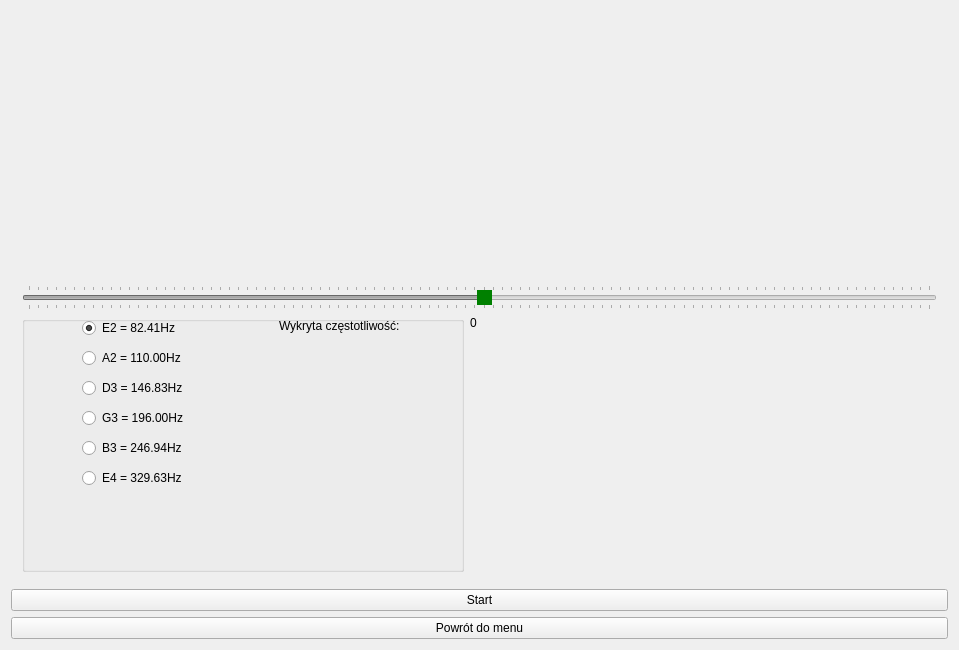
This is mainwindow.ui in december0123/dzwiekspert as Qt 5 draws it before an edit. The edited form follows.
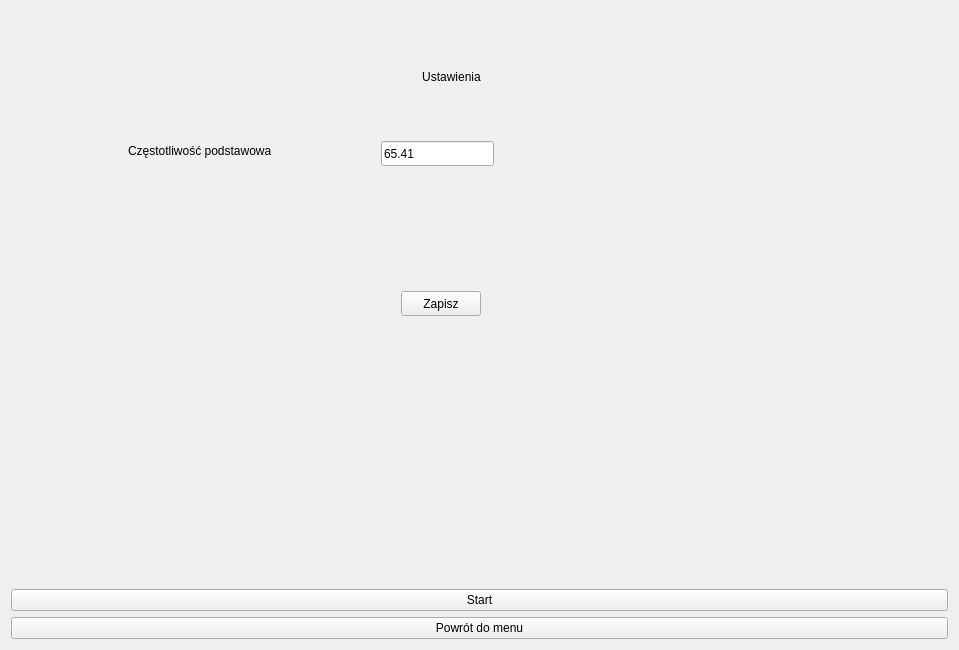
This is the edited form.

Diff of the .ui file:
```diff
--- a/mainwindow.ui
+++ b/mainwindow.ui
@@ -100,6 +100,66 @@
         </item>
        </layout>
       </widget>
+      <widget class="QWidget" name="page">
+       <widget class="QLabel" name="label_3">
+        <property name="geometry">
+         <rect>
+          <x>300</x>
+          <y>30</y>
+          <width>281</width>
+          <height>71</height>
+         </rect>
+        </property>
+        <property name="text">
+         <string>Ustawienia</string>
+        </property>
+        <property name="scaledContents">
+         <bool>true</bool>
+        </property>
+        <property name="alignment">
+         <set>Qt::AlignCenter</set>
+        </property>
+       </widget>
+       <widget class="QLineEdit" name="basicFreqEdit">
+        <property name="geometry">
+         <rect>
+          <x>370</x>
+          <y>130</y>
+          <width>113</width>
+          <height>25</height>
+         </rect>
+        </property>
+        <property name="text">
+         <string>65.41</string>
+        </property>
+       </widget>
+       <widget class="QLabel" name="label_4">
+        <property name="geometry">
+         <rect>
+          <x>117</x>
+          <y>130</y>
+          <width>191</width>
+          <height>20</height>
+         </rect>
+        </property>
+        <property name="text">
+         <string>Częstotliwość podstawowa</string>
+        </property>
+       </widget>
+       <widget class="QPushButton" name="saveConfig">
+        <property name="geometry">
+         <rect>
+          <x>390</x>
+          <y>280</y>
+          <width>80</width>
+          <height>25</height>
+         </rect>
+        </property>
+        <property name="text">
+         <string>Zapisz</string>
+        </property>
+       </widget>
+      </widget>
       <widget class="QWidget" name="tuner">
        <layout class="QGridLayout" name="gridLayout_2">
         <item row="3" column="0" rowspan="2">
```
Left out of the diff: 123 changed lines with no effect on the pictures.
